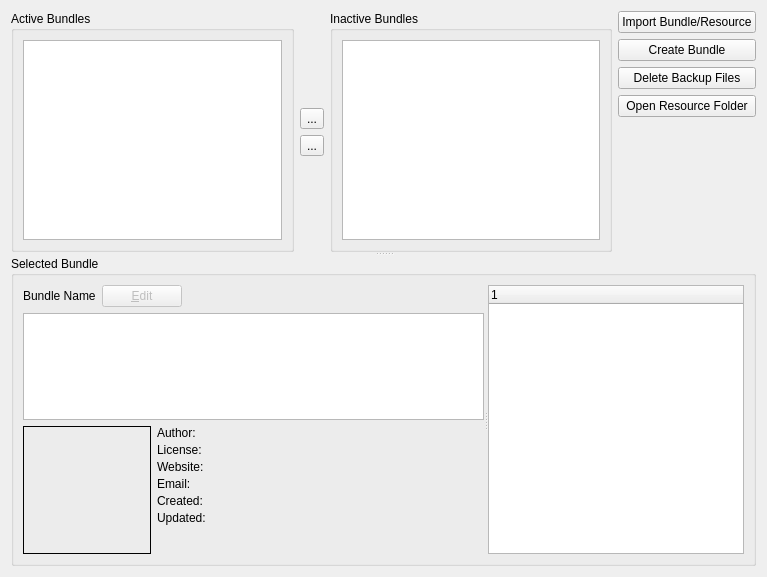
Above: plugins/extensions/resourcemanager/wdgdlgbundlemanager.ui from KDE/krita before the change. Below: the same form after it.
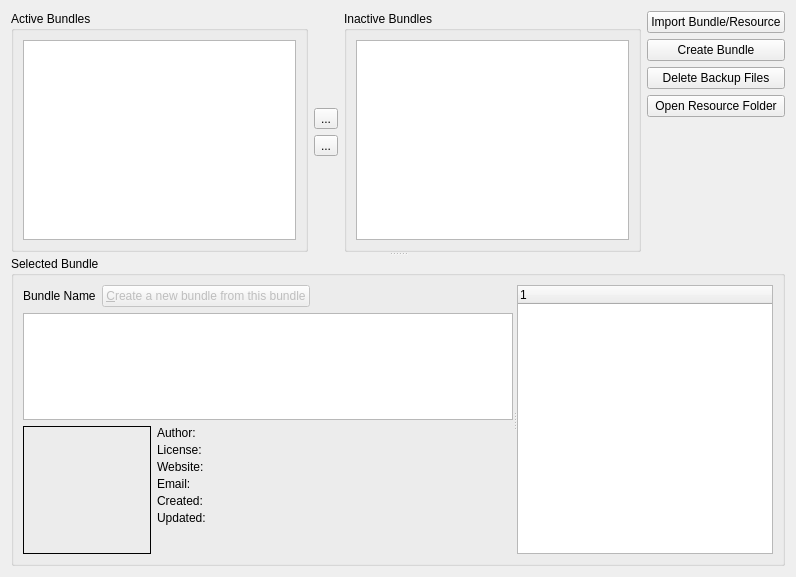
That is the form after the change.

Commit message:
CCBUG:352151 Save a bundle created from another bundle
The new bundle isn't created with the current settings of the bundle
you want to edit yet...

Diff of the .ui file:
```diff
--- a/plugins/extensions/resourcemanager/wdgdlgbundlemanager.ui
+++ b/plugins/extensions/resourcemanager/wdgdlgbundlemanager.ui
@@ -6,7 +6,7 @@
    <rect>
     <x>0</x>
     <y>0</y>
-    <width>767</width>
+    <width>796</width>
     <height>577</height>
    </rect>
   </property>
@@ -299,7 +299,7 @@
                 <bool>false</bool>
                </property>
                <property name="text">
-                <string>&amp;Edit</string>
+                <string>&amp;Create a new bundle from this bundle</string>
                </property>
               </widget>
              </item>
```
Left out of the diff: 22 changed lines with no effect on the pictures. The commit also changes 4 other files.
